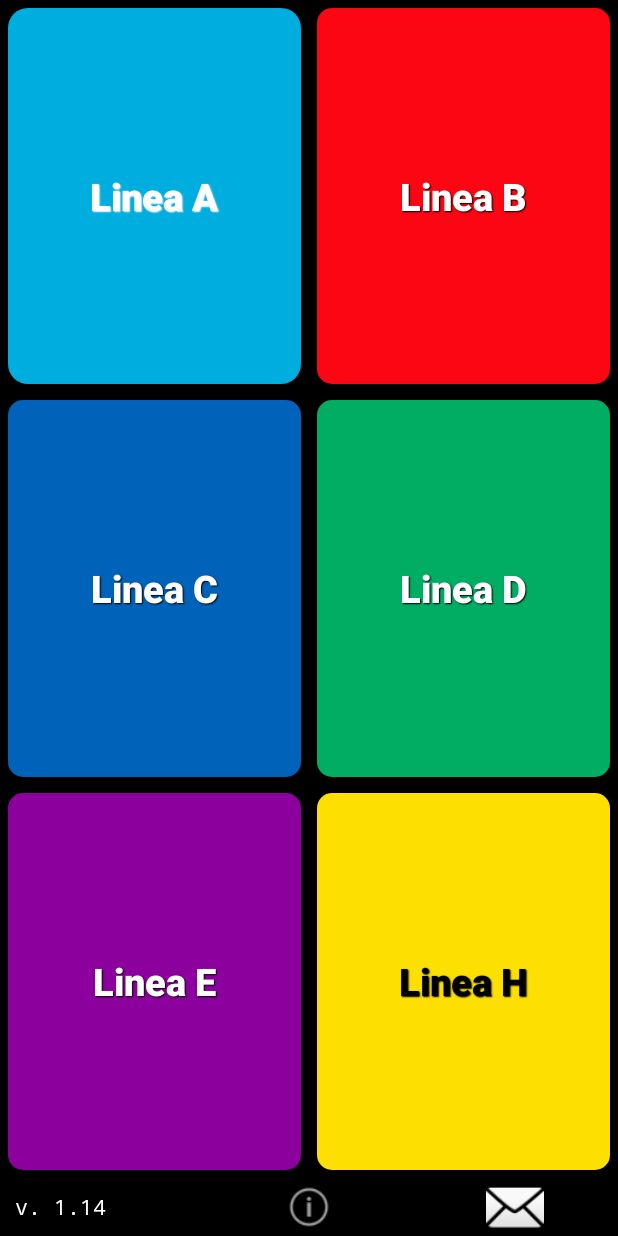
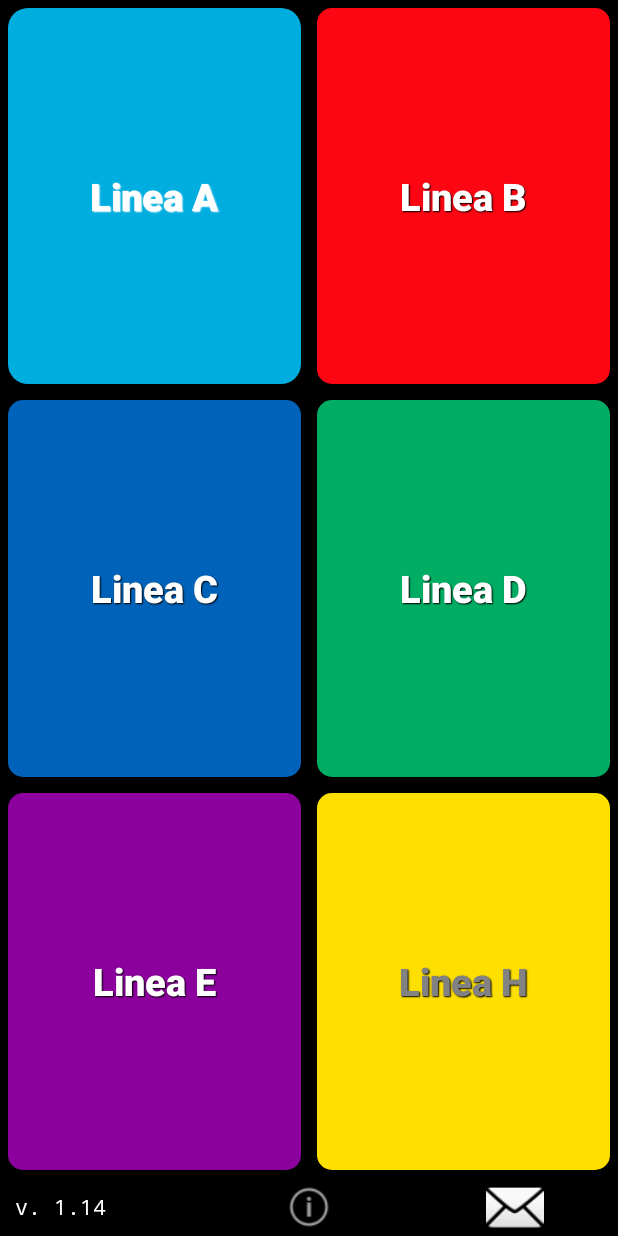
Before and after one commit to cristiansan/Subte, an Android app: the screen it shows after launch (MainActivity), on a phone screen of 412 x 824 dp. Run offline under Robolectric (Android 15) with nearby library versions, the light colour scheme and no system bars; libraries missing offline, so code that uses them is left out: com.google.android.gms; 1 statement that could not run was skipped.

Commit message:
color texto H

```diff
--- a/app/src/main/res/layout/activity_main.xml
+++ b/app/src/main/res/layout/activity_main.xml
@@ -109,6 +109,7 @@
                 android:layout_weight="1"
                 android:textAllCaps="false"
                 android:text="@string/linea_h"
+                android:textColor="#828283"
                 android:textSize="25dp"
                 android:textStyle="bold"
                 android:onClick="btnH"
```
